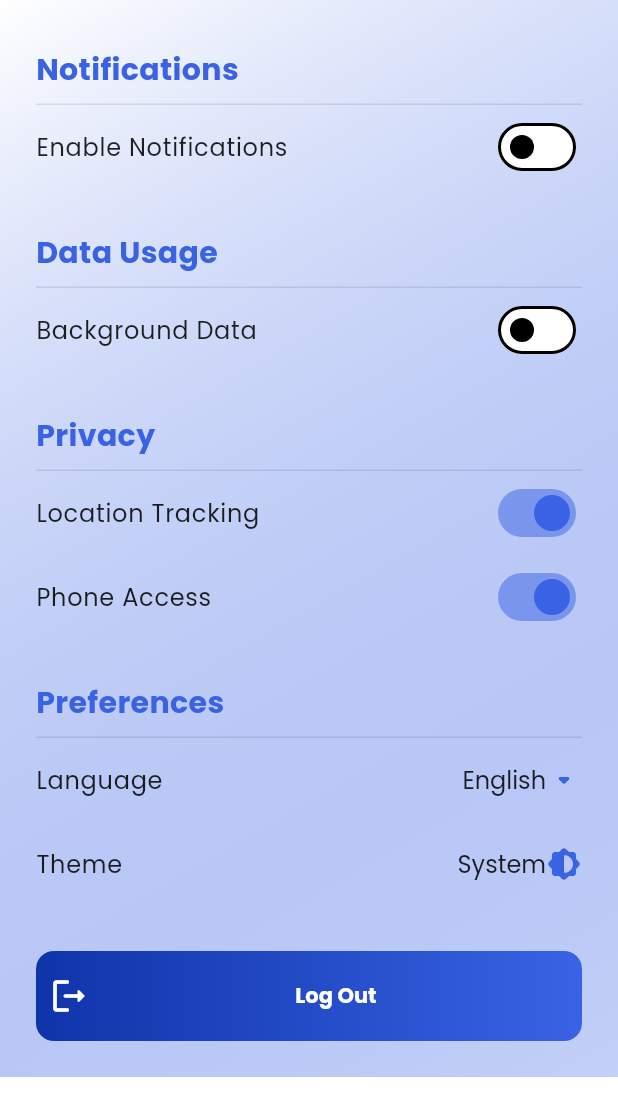
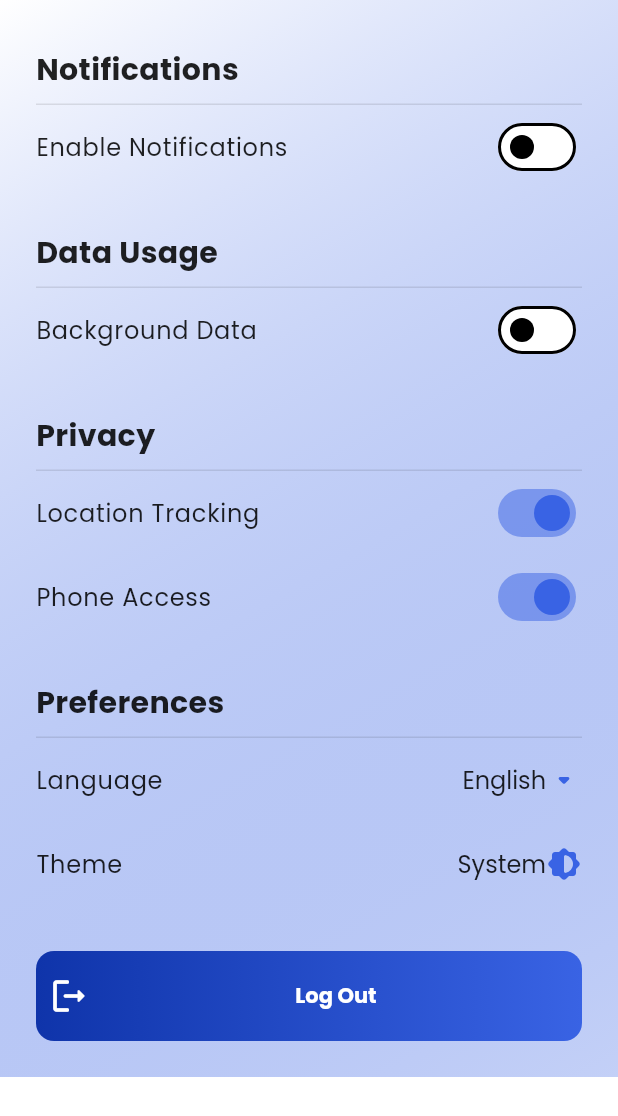
Before and after one commit to Kurocifer/NetPulse, a Flutter app: the SettingsScreen screen opened directly, on a phone screen of 412 x 824 dp. Shown: the top 1116 px of the screen. Run offline on Flutter 3.47's test engine with Material 3 defaults, Android fonts, the phone set to English and light mode, and no system bars; our stand-ins replace connectivity_plus, equatable, fl_chart, flutter_bloc, geolocator, get and 4 more; missing offline and left inert: dart_ping, sim_card_info, workmanager; accounts and stored records are empty; network calls fail.

Commit message:
update the colos of some text to use the onSurface colorScheme

```diff
--- a/netpulse/lib/main.dart
+++ b/netpulse/lib/main.dart
@@ -15,10 +15,8 @@ import 'presentation/blocs/auth_bloc.dart';
 import 'presentation/blocs/network_bloc.dart';
 import 'routes.dart';
 
-// --- Custom Color Definitions ---
 const Color primaryColor = Color.fromARGB(255, 15, 52, 170); // Dark Blue: #051650
 const Color secondaryColor = Color.fromARGB(255, 57, 99, 228); // Medium Blue: #123499
-// --- End Custom Color Definitions ---
 
 
 const String backgroundTaskKey = "com.example.netpulse.networkMonitoringTask";
--- a/netpulse/lib/presentation/screens/settings_screen.dart
+++ b/netpulse/lib/presentation/screens/settings_screen.dart
@@ -396,7 +396,7 @@ class _SettingsScreenState extends State<SettingsScreen> {
                     style: GoogleFonts.poppins(
                       fontSize: 20,
                       fontWeight: FontWeight.bold,
-                      color: colorScheme.primary,
+                      color: colorScheme.onSurface,
                     ),
                   ),
                 ),
@@ -428,7 +428,7 @@ class _SettingsScreenState extends State<SettingsScreen> {
                     style: GoogleFonts.poppins(
                       fontSize: 20,
                       fontWeight: FontWeight.bold,
-                      color: colorScheme.primary,
+                      color: colorScheme.onSurface,
                     ),
                   ),
                 ),
@@ -460,7 +460,7 @@ class _SettingsScreenState extends State<SettingsScreen> {
                     style: GoogleFonts.poppins(
                       fontSize: 20,
                       fontWeight: FontWeight.bold,
-                      color: colorScheme.primary,
+                      color: colorScheme.onSurface,
                     ),
                   ),
                 ),
@@ -557,7 +557,8 @@ class _SettingsScreenState extends State<SettingsScreen> {
                     style: GoogleFonts.poppins(
                       fontSize: 20,
                       fontWeight: FontWeight.bold,
-                      color: colorScheme.primary,
+                      color: colorScheme.onSurface,
+                      //color: colorScheme.primary,
                     ),
                   ),
                 ),
```
